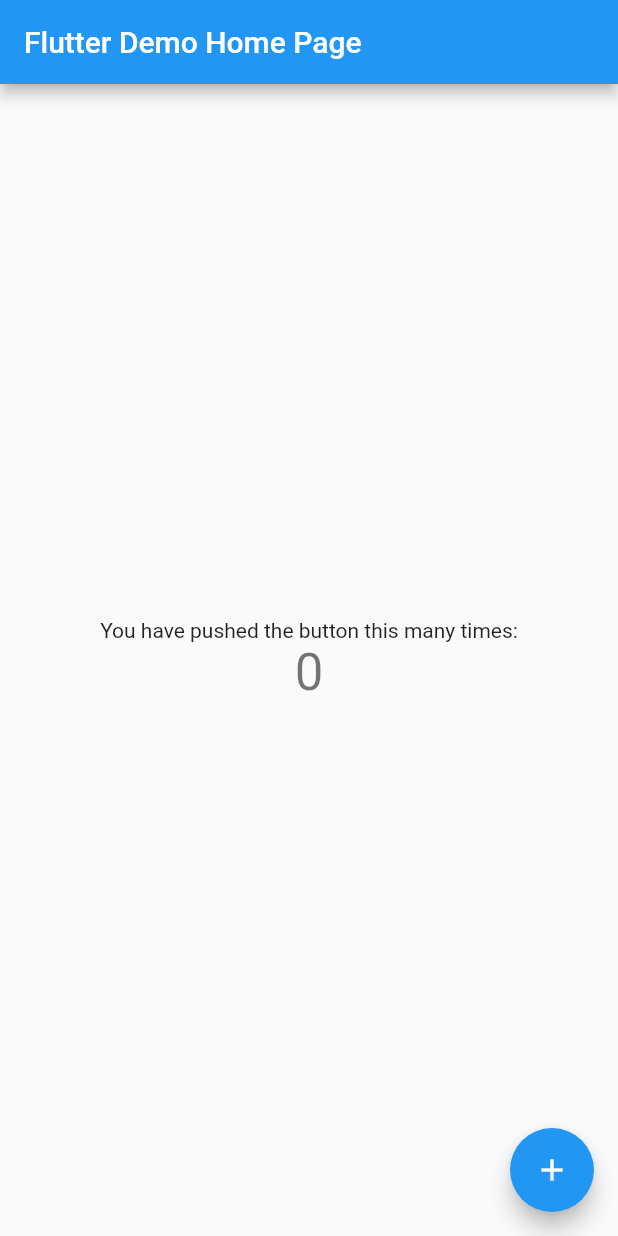
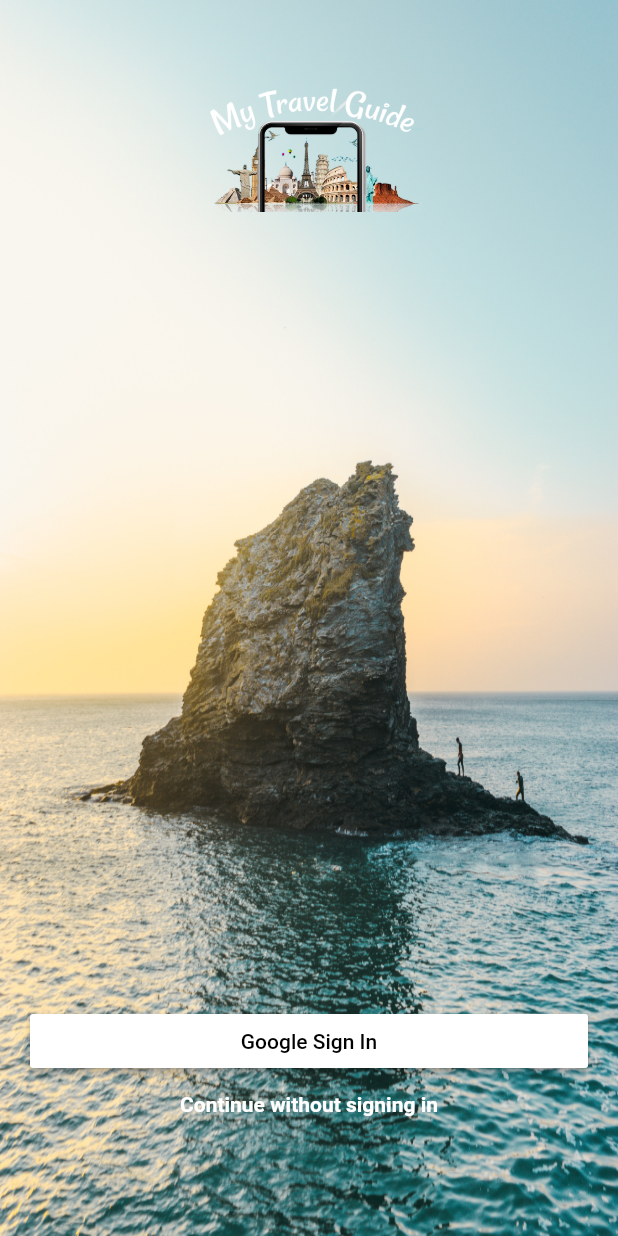
Before and after one commit to Qogi/My-Travel-Guide, a Flutter app: the screen it shows after launch, on a phone screen of 412 x 824 dp. Run offline on Flutter 3.47's test engine with Material 2 defaults, Android fonts, the phone set to English and light mode, and no system bars.

```diff
--- a/my_travel_guide/lib/main.dart
+++ b/my_travel_guide/lib/main.dart
@@ -1,104 +1,121 @@
 import 'package:flutter/material.dart';
-import 'package:cloud_firestore/cloud_firestore.dart';
 
-void main() => runApp(MyApp());
-final databaseReference = Firestore.instance;
+main() {
+  runApp(MyApp());
+}
 
 class MyApp extends StatelessWidget {
-  // This widget is the root of your application.
-
   @override
   Widget build(BuildContext context) {
     return MaterialApp(
-      title: 'Flutter Demo',
-      theme: ThemeData(
-        // This is the theme of your application.
-        //
-        // Try running your application with "flutter run". You'll see the
-        // application has a blue toolbar. Then, without quitting the app, try
-        // changing the primarySwatch below to Colors.green and then invoke
-        // "hot reload" (press "r" in the console where you ran "flutter run",
-        // or simply save your changes to "hot reload" in a Flutter IDE).
-        // Notice that the counter didn't reset back to zero; the application
-        // is not restarted.
-        primarySwatch: Colors.blue,
-      ),
-      home: MyHomePage(title: 'Flutter Demo Home Page'),
+      home: LoginPage(),
     );
   }
 }
 
-
-
-class MyHomePage extends StatefulWidget {
-  MyHomePage({Key key, this.title}) : super(key: key);
-
-  // This widget is the home page of your application. It is stateful, meaning
-  // that it has a State object (defined below) that contains fields that affect
-  // how it looks.
-
-  // This class is the configuration for the state. It holds the values (in this
-  // case the title) provided by the parent (in this case the App widget) and
-  // used by the build method of the State. Fields in a Widget subclass are
-  // always marked "final".
-
-  final String title;
-
+class LoginPage extends StatefulWidget {
   @override
-  _MyHomePageState createState() => _MyHomePageState();
+  _LoginPageState createState() => _LoginPageState();
 }
 
-class _MyHomePageState extends State<MyHomePage> {
-  int _counter = 0;
-
+class _LoginPageState extends State<LoginPage> {
   @override
   Widget build(BuildContext context) {
-    // This method is rerun every time setState is called, for instance as done
-    // by the _incrementCounter method above.
-    //
-    // The Flutter framework has been optimized to make rerunning build methods
-    // fast, so that you can just rebuild anything that needs updating rather
-    // than having to individually change instances of widgets.
     return Scaffold(
-      appBar: AppBar(
-        // Here we take the value from the MyHomePage object that was created by
-        // the App.build method, and use it to set our appbar title.
-        title: Text(widget.title),
+      body: CustomPaint(
+        child: _buildLoginLayout(),
       ),
-      body: Center(
-        // Center is a layout widget. It takes a single child and positions it
-        // in the middle of the parent.
+    );
+  }
+
+  Widget _buildLoginLayout() {
+    return Stack(
+      children: <Widget>[
+        Background(),
+        Align(
+          alignment: Alignment.topCenter,
+          child: AppLogo(),
+        ),
+        Align(
+          alignment: Alignment.bottomCenter,
+          child: _buildLoginFields(),
+        ),
+      ],
+    );
+  }
+
+  Widget _buildLoginFields() {
+    return Container(
+      margin: EdgeInsets.only(left: 20.0, right: 20.0, bottom: 80.0),
+      child: SingleChildScrollView(
         child: Column(
-          // Column is also a layout widget. It takes a list of children and
-          // arranges them vertically. By default, it sizes itself to fit its
-          // children horizontally, and tries to be as tall as its parent.
-          //
-          // Invoke "debug painting" (press "p" in the console, choose the
-          // "Toggle Debug Paint" action from the Flutter Inspector in Android
-          // Studio, or the "Toggle Debug Paint" command in Visual Studio Code)
-          // to see the wireframe for each widget.
-          //
-          // Column has various properties to control how it sizes itself and
-          // how it positions its children. Here we use mainAxisAlignment to
-          // center the children vertically; the main axis here is the vertical
-          // axis because Columns are vertical (the cross axis would be
-          // horizontal).
-          mainAxisAlignment: MainAxisAlignment.center,
+          crossAxisAlignment: CrossAxisAlignment.stretch,
           children: <Widget>[
-            Text(
-              'You have pushed the button this many times:',
+            SizedBox(
+              height: 20.0,
             ),
-            Text(
-              '$_counter',
-              style: Theme.of(context).textTheme.display1,
+            _buildGoogleSignInButton(),
+            SizedBox(
+              height: 10.0,
             ),
+            _buildContinueWithoutSignInText(),
           ],
         ),
       ),
-      floatingActionButton: FloatingActionButton(
-        tooltip: 'Increment',
-        child: Icon(Icons.add),
-      ), // This trailing comma makes auto-formatting nicer for build methods.
+    );
+  }
+
+
+  Widget _buildGoogleSignInButton() {
+    return RaisedButton(
+      onPressed: () {},
+      color: Colors.white,
+      child: Text(
+        'Google Sign In',
+        style: TextStyle(color: Colors.black),
+      ),
+    );
+  }
+
+  Widget _buildContinueWithoutSignInText() {
+    return Text(
+      'Continue without signing in',
+      textAlign: TextAlign.center,
+      style: TextStyle(fontWeight: FontWeight.bold, color: Colors.white),
     );
   }
 }
+
+class AppLogo extends StatelessWidget {
+  @override
+  Widget build(BuildContext context) {
+    return Container(
+      margin: EdgeInsets.only(top: 10.0),
+      width: 150.0,
+      height: 150.0,
+      decoration:
+      BoxDecoration(
+        image: DecorationImage(
+          image: AssetImage('assets/images/logo_white.png'),
+        )
+      ),
+
+    );
+  }
+}
+
+class Background extends StatelessWidget {
+  @override
+  Widget build(BuildContext context) {
+    return Container(
+      decoration:
+      BoxDecoration(
+          image: DecorationImage(
+            image: AssetImage('assets/images/sign_in_page_bg.jpg'),
+            fit: BoxFit.fill
+          )
+      ),
+
+    );
+  }
+}
--- a/my_travel_guide/pubspec.yaml
+++ b/my_travel_guide/pubspec.yaml
@@ -25,6 +25,8 @@ dependencies:
   google_maps_flutter: ^0.5.21+15
   location_permissions: ^2.0.4+1
   location: ^2.3.5
+  flutter_auth_buttons: ^0.6.0
+
 
   # The following adds the Cupertino Icons font to your application.
   # Use with the CupertinoIcons class for iOS style icons.
@@ -40,6 +42,9 @@ dev_dependencies:
 
 # The following section is specific to Flutter.
 flutter:
+  assets:
+    - assets/images/sign_in_page_bg.jpg
+    - assets/images/logo_white.png
 
   # The following line ensures that the Material Icons font is
   # included with your application, so that you can use the icons in
```
Also changed, not shown: my_travel_guide/assets/images/logo_white.png (added), my_travel_guide/assets/images/sign_in_page_bg.jpg (added), my_travel_guide/pubspec.lock.
